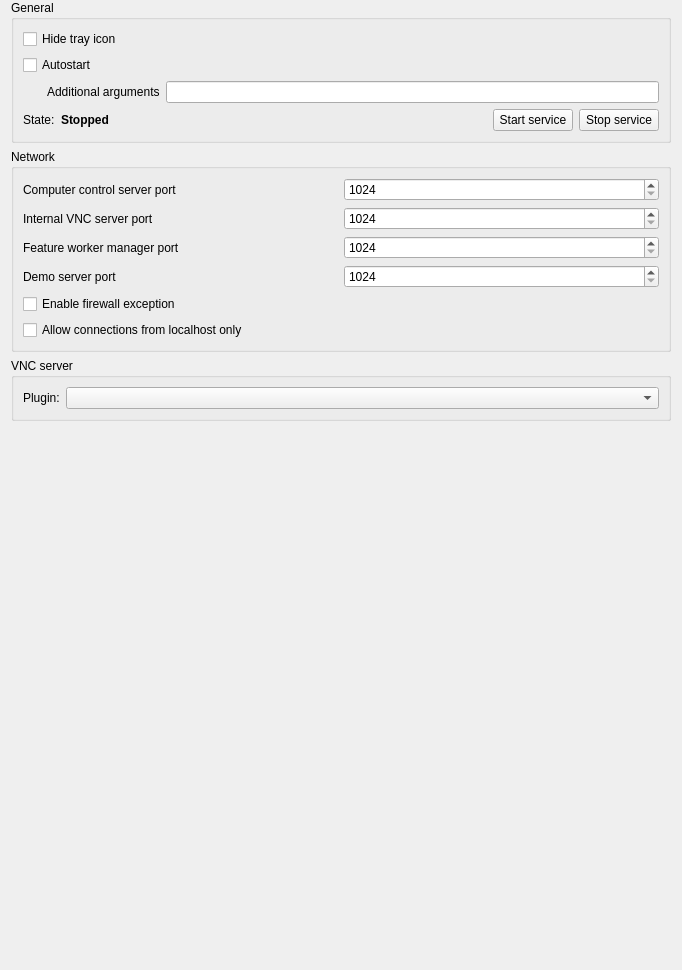
veyon/veyon, file configurator/forms/ServiceConfigurationPage.ui: the form before one commit.
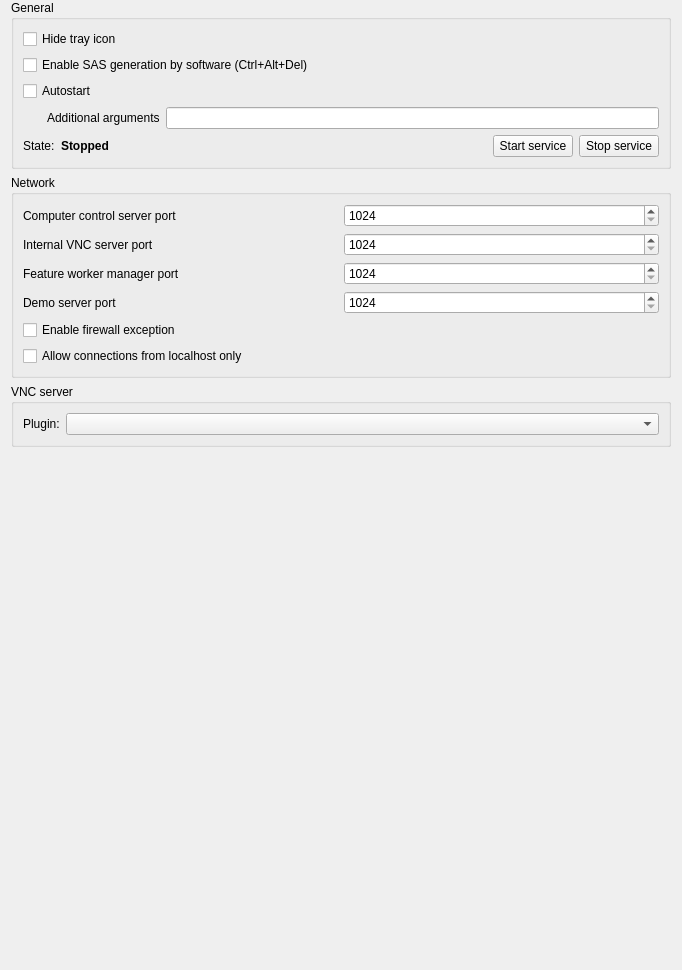
The form after the commit. Icons and pictures are not drawn.

Commit message: Configurator: ServiceConfigurationPage: add checkbox for software SAS

What changed in the file:
```diff
--- a/configurator/forms/ServiceConfigurationPage.ui
+++ b/configurator/forms/ServiceConfigurationPage.ui
@@ -26,6 +26,13 @@
       <string>General</string>
      </property>
      <layout class="QGridLayout" name="gridLayout_12">
+      <item row="2" column="0" colspan="5">
+       <widget class="QCheckBox" name="autostartService">
+        <property name="text">
+         <string>Autostart</string>
+        </property>
+       </widget>
+      </item>
       <item row="0" column="0" colspan="5">
        <widget class="QCheckBox" name="isTrayIconHidden">
         <property name="text">
@@ -33,7 +40,7 @@
         </property>
        </widget>
       </item>
-      <item row="3" column="3">
+      <item row="4" column="3">
        <widget class="QPushButton" name="startService">
         <property name="text">
          <string>Start service</string>
@@ -44,14 +51,7 @@
         </property>
        </widget>
       </item>
-      <item row="1" column="0" colspan="5">
-       <widget class="QCheckBox" name="autostartService">
-        <property name="text">
-         <string>Autostart</string>
-        </property>
-       </widget>
-      </item>
-      <item row="2" column="0" colspan="5">
+      <item row="3" column="0" colspan="5">
        <layout class="QHBoxLayout" name="horizontalLayout_3">
         <item>
          <spacer name="horizontalSpacer_5">
@@ -81,7 +81,7 @@
         </item>
        </layout>
       </item>
-      <item row="3" column="1">
+      <item row="4" column="1">
        <widget class="QLabel" name="serviceState">
         <property name="font">
          <font>
@@ -94,25 +94,7 @@
         </property>
        </widget>
       </item>
-      <item row="3" column="4">
-       <widget class="QPushButton" name="stopService">
-        <property name="text">
-         <string>Stop service</string>
-        </property>
-        <property name="icon">
-         <iconset resource="../italc-configurator.qrc">
-          <normaloff>:/resources/media-playback-stop.png</normaloff>:/resources/media-playback-stop.png</iconset>
-        </property>
-       </widget>
-      </item>
-      <item row="3" column="0">
-       <widget class="QLabel" name="label_16">
-        <property name="text">
-         <string>State:</string>
-        </property>
-       </widget>
-      </item>
-      <item row="3" column="2">
+      <item row="4" column="2">
        <spacer name="horizontalSpacer_9">
         <property name="orientation">
          <enum>Qt::Horizontal</enum>
@@ -125,6 +107,31 @@
         </property>
        </spacer>
       </item>
+      <item row="4" column="4">
+       <widget class="QPushButton" name="stopService">
+        <property name="text">
+         <string>Stop service</string>
+        </property>
+        <property name="icon">
+         <iconset resource="../italc-configurator.qrc">
+          <normaloff>:/resources/media-playback-stop.png</normaloff>:/resources/media-playback-stop.png</iconset>
+        </property>
+       </widget>
+      </item>
+      <item row="4" column="0">
+       <widget class="QLabel" name="label_16">
+        <property name="text">
+         <string>State:</string>
+        </property>
+       </widget>
+      </item>
+      <item row="1" column="0" colspan="5">
+       <widget class="QCheckBox" name="isSoftwareSASEnabled">
+        <property name="text">
+         <string>Enable SAS generation by software (Ctrl+Alt+Del)</string>
+        </property>
+       </widget>
+      </item>
      </layout>
     </widget>
    </item>
```
